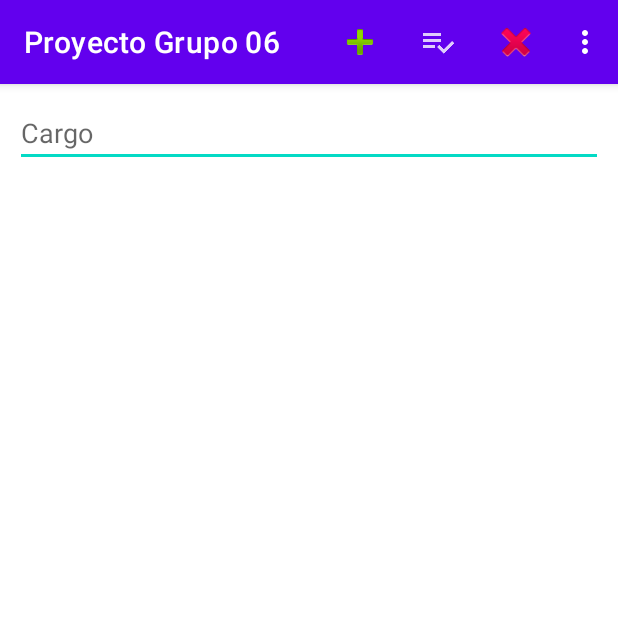
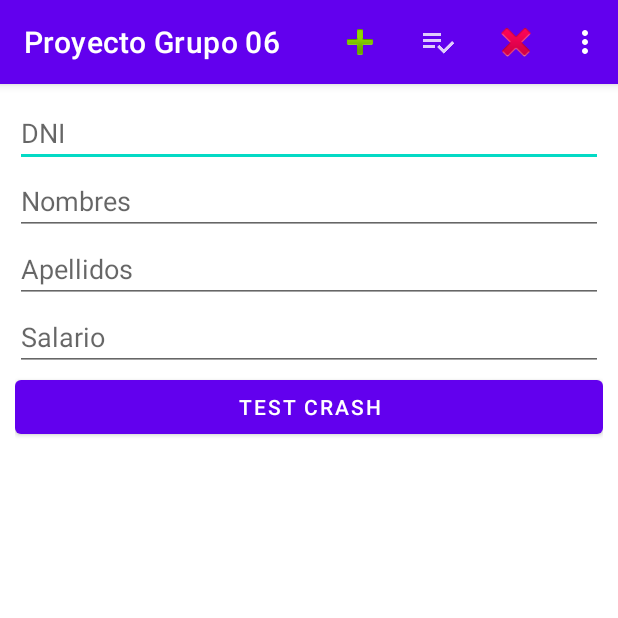
Before and after one commit to luise-phd/ProyectoAndroidGrupo06, an Android app: the screen it shows after launch (CargoFirebaseActivity before the commit, EmpleadoFirebaseActivity after it), on a phone screen of 412 x 824 dp, the top half of it. Run offline under Robolectric (Android 15) with nearby library versions, the phone set to English and light mode, and no system bars; our stand-ins replace Firebase (no records; nobody signed in at launch, a user with empty details on screens opened directly).

Commit message:
CRUD en Firebase

```diff
--- a/app/build.gradle
+++ b/app/build.gradle
@@ -1,6 +1,7 @@
 plugins {
     id 'com.android.application'
     id 'com.google.gms.google-services'
+    id 'com.google.firebase.crashlytics'
 }
 
 android {
@@ -34,6 +35,8 @@ dependencies {
     implementation 'com.google.android.material:material:1.4.0'
     implementation 'androidx.constraintlayout:constraintlayout:2.1.1'
     implementation 'com.google.firebase:firebase-database:20.0.2'
+    implementation 'com.google.firebase:firebase-crashlytics:18.2.4'
+    implementation 'com.google.firebase:firebase-analytics:20.0.0'
     testImplementation 'junit:junit:4.+'
     androidTestImplementation 'androidx.test.ext:junit:1.1.3'
     androidTestImplementation 'androidx.test.espresso:espresso-core:3.4.0'
--- a/app/src/main/AndroidManifest.xml
+++ b/app/src/main/AndroidManifest.xml
@@ -11,6 +11,9 @@
         android:roundIcon="@mipmap/ic_new_launcher_round"
         android:supportsRtl="true"
         android:theme="@style/Theme.ProyectoActivities">
+        <activity
+            android:name=".CargoFirebaseActivity"
+            android:exported="false" />
         <activity
             android:name=".NominaActivity"
             android:exported="false" />
@@ -47,7 +50,7 @@
             android:exported="false"
             android:label="@string/activity_empleado" />
         <activity
-            android:name=".CargoFirebaseActivity"
+            android:name=".EmpleadoFirebaseActivity"
             android:exported="true">
             <intent-filter>
                 <action android:name="android.intent.action.MAIN" />
--- a/app/src/main/java/com/ingluise/ProyectoAndroidGrupo06/EncuestaActivity.java
+++ b/app/src/main/java/com/ingluise/ProyectoAndroidGrupo06/EncuestaActivity.java
@@ -66,7 +66,6 @@ public class EncuestaActivity extends AppCompatActivity {
             }
         });
 
-
         if (savedInstanceState != null) {
             Log.d(TAG, "onCreate() Restoring previous state");
             /* restore state */
--- /dev/null
+++ b/app/src/main/res/layout/activity_empleado_firebase.xml
@@ -0,0 +1,49 @@
+<?xml version="1.0" encoding="utf-8"?>
+<LinearLayout xmlns:android="http://schemas.android.com/apk/res/android"
+    xmlns:app="http://schemas.android.com/apk/res-auto"
+    xmlns:tools="http://schemas.android.com/tools"
+    android:layout_width="match_parent"
+    android:layout_height="match_parent"
+    android:layout_margin="10dp"
+    android:orientation="vertical"
+    tools:context=".EmpleadoFirebaseActivity">
+
+    <EditText
+        android:id="@+id/txt_dni"
+        android:layout_width="match_parent"
+        android:layout_height="wrap_content"
+        android:ems="10"
+        android:hint="DNI"
+        android:inputType="number" />
+
+    <EditText
+        android:id="@+id/txt_nombre"
+        android:layout_width="match_parent"
+        android:layout_height="wrap_content"
+        android:ems="10"
+        android:hint="Nombres"
+        android:inputType="textCapSentences" />
+
+    <EditText
+        android:id="@+id/txt_apellidos"
+        android:layout_width="match_parent"
+        android:layout_height="wrap_content"
+        android:ems="10"
+        android:hint="Apellidos"
+        android:inputType="textCapSentences" />
+
+    <EditText
+        android:id="@+id/txt_salario"
+        android:layout_width="match_parent"
+        android:layout_height="wrap_content"
+        android:ems="10"
+        android:hint="Salario"
+        android:inputType="number" />
+
+    <Button
+        android:id="@+id/button11"
+        android:layout_width="match_parent"
+        android:layout_height="wrap_content"
+        android:onClick="testCrash"
+        android:text="Test Crash" />
+</LinearLayout>
--- a/build.gradle
+++ b/build.gradle
@@ -7,6 +7,7 @@ buildscript {
     dependencies {
         classpath "com.android.tools.build:gradle:7.0.3"
         classpath 'com.google.gms:google-services:4.3.10'
+        classpath 'com.google.firebase:firebase-crashlytics-gradle:2.7.1'
 
         // NOTE: Do not place your application dependencies here; they belong
         // in the individual module build.gradle files
```
Also changed, not shown: app/src/main/java/com/ingluise/ProyectoAndroidGrupo06/CargoFirebaseActivity.java (+42 -10 lines), app/src/main/java/com/ingluise/ProyectoAndroidGrupo06/Empleado.java (added, +56 -0 lines), app/src/main/java/com/ingluise/ProyectoAndroidGrupo06/EmpleadoFirebaseActivity.java (added, +208 -0 lines), app/src/main/res/layout/activity_cargo_firebase.xml (renamed from app/src/main/res/layout/activity_cargo.xml).
